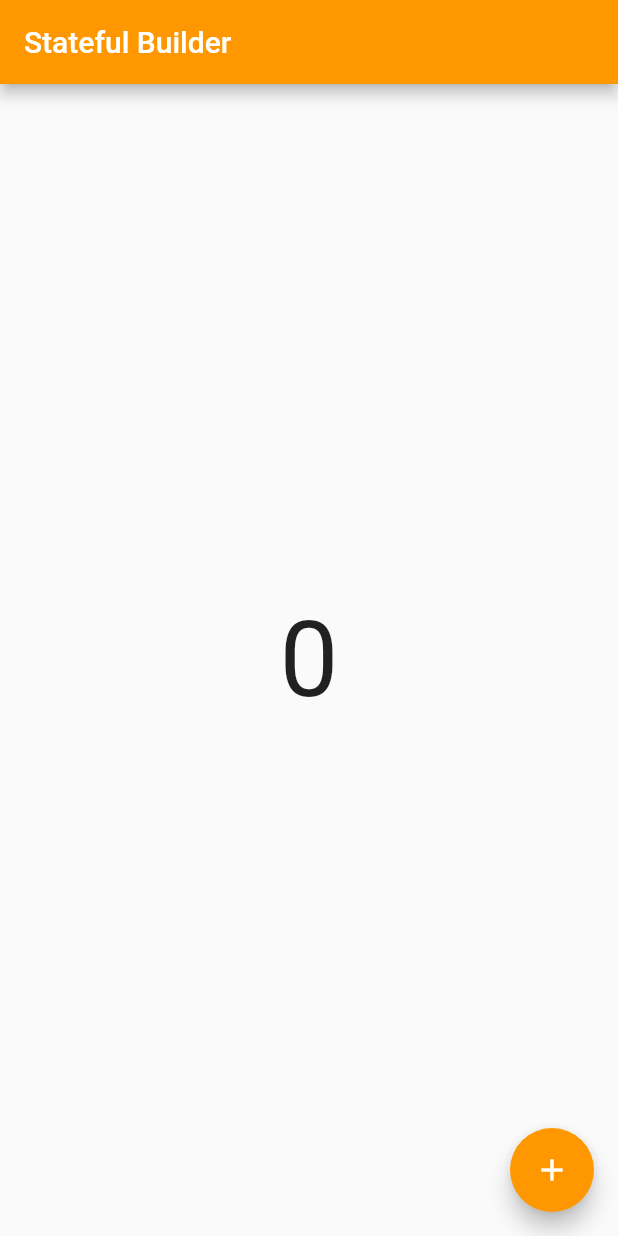
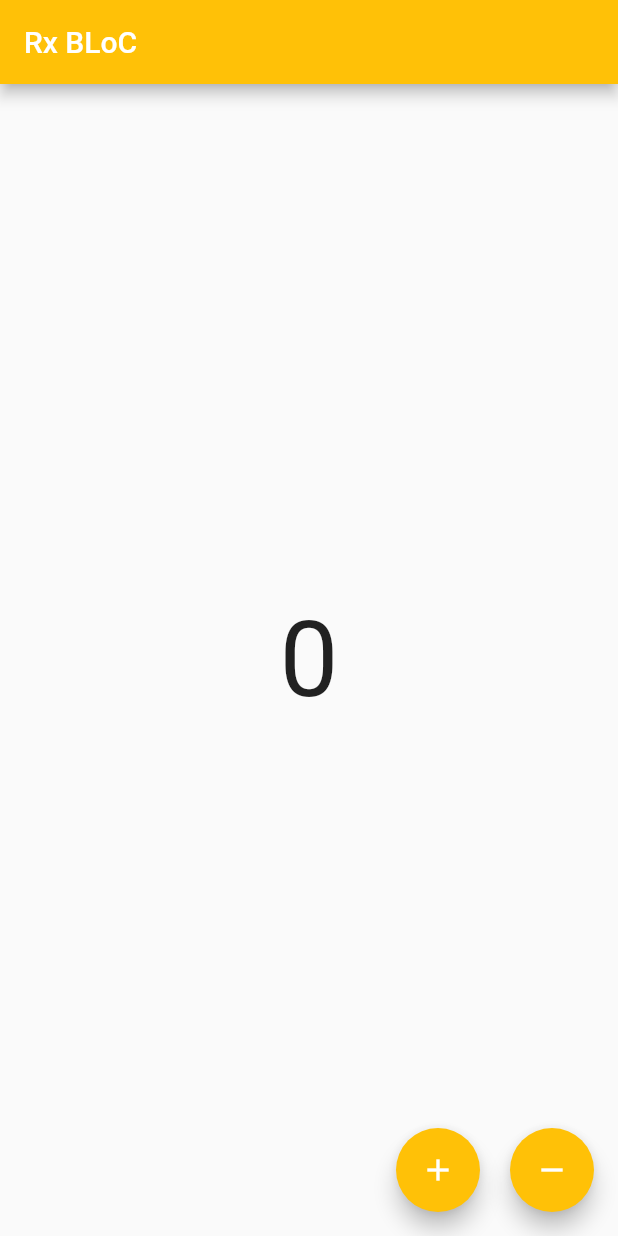
Before and after one commit to samrat19/flutter_state_management, a Flutter app: the screen it shows after launch, on a phone screen of 412 x 824 dp. Run offline on Flutter 3.47's test engine with Material 2 defaults, Android fonts, the phone set to English and light mode, and no system bars; our stand-ins replace rxdart.

Commit message:
adds decrement to the bloc

```diff
--- a/lib/StateManagement/my_rx_dart.dart
+++ b/lib/StateManagement/my_rx_dart.dart
@@ -27,10 +27,21 @@ class _MyRxDartState extends State<MyRxDart> {
           ),
         ),
       ),
-      floatingActionButton: FloatingActionButton(
-        onPressed: _counterBloc.increment,
-        backgroundColor: Colors.amber,
-        child: Icon(Icons.add),
+      floatingActionButton: Row(
+        mainAxisAlignment: MainAxisAlignment.end,
+        children: <Widget>[
+          FloatingActionButton(
+            onPressed: _counterBloc.increment,
+            backgroundColor: Colors.amber,
+            child: Icon(Icons.add),
+          ),
+          SizedBox(width: 20.0,),
+          FloatingActionButton(
+            onPressed: _counterBloc.decrement,
+            backgroundColor: Colors.amber,
+            child: Icon(Icons.remove),
+          ),
+        ],
       ),
     );
   }
@@ -42,7 +53,7 @@ class CounterBloc {
 
   CounterBloc({this.initialCount}) {
     _subjectCounter = BehaviorSubject<int>.seeded(
-        this.initialCount); //initializes the subject with element already
+        this.initialCount); ///initializes the subject with element already
   }
 
   Stream<int> get counterObservable => _subjectCounter.stream;
@@ -52,10 +63,10 @@ class CounterBloc {
     _subjectCounter.sink.add(initialCount);
   }
 
-//  void decrement(){
-//    initialCount--;
-//    _subjectCounter.sink.add(initialCount);
-//  }
+  void decrement(){
+    initialCount--;
+    _subjectCounter.sink.add(initialCount);
+  }
 
   void dispose() {
     _subjectCounter.close();
--- a/lib/main.dart
+++ b/lib/main.dart
@@ -1,12 +1,14 @@
 import 'package:flutter/material.dart';
+import 'package:flutter_state_management/StateManagement/my_rx_dart.dart';
 import 'package:flutter_state_management/StateManagement/my_set_state.dart';
 
 import 'StateManagement/my_stateful_builder.dart';
 
 main() => runApp(MaterialApp(
-  initialRoute: 'state-ful-builder',
+  initialRoute: 'rx-bloc',
   routes: {
     'set-state': (_) => MySetState(),
     'state-ful-builder': (_) => MyStatefulBuilder(),
+    'rx-bloc': (_) => MyRxDart(),
   },
 ),);
```
